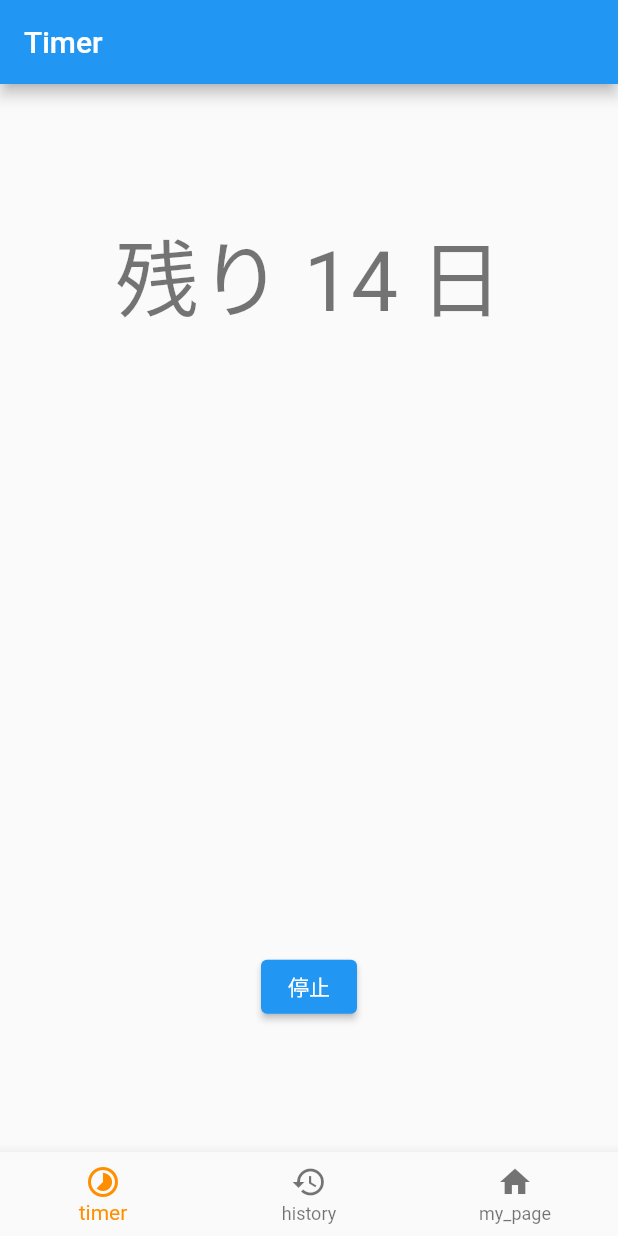
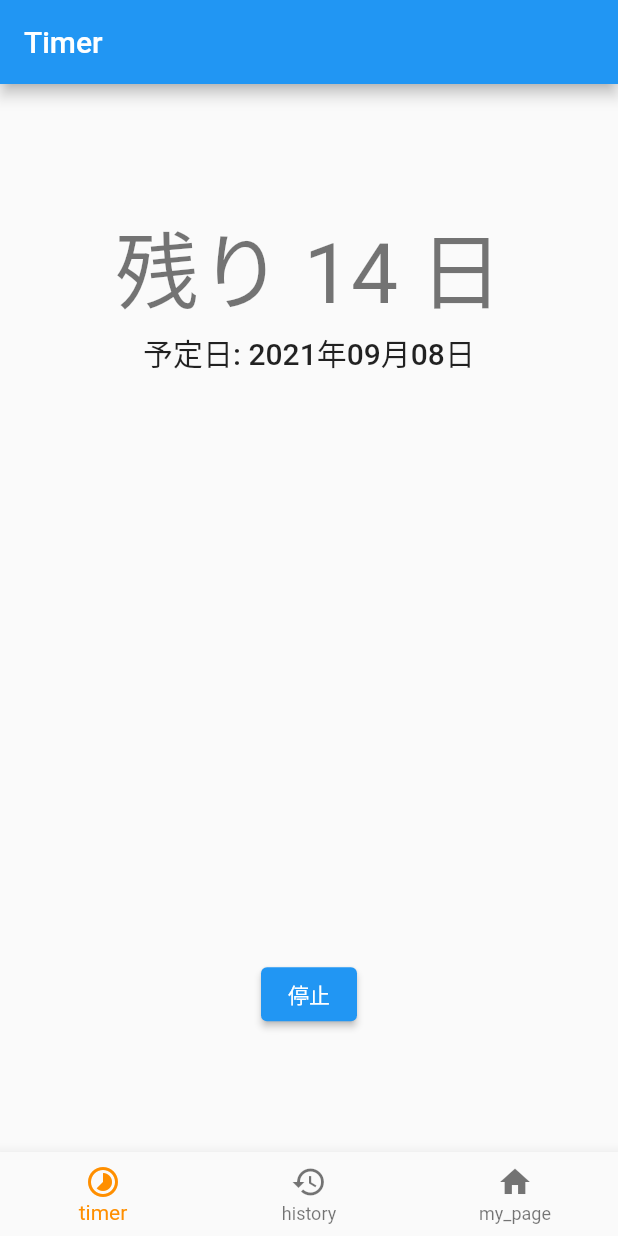
Before and after one commit to ochi-tama/flutter-test, a Flutter app: the screen it shows after launch, after a tap on "開始", on a phone screen of 412 x 824 dp. Run offline on Flutter 3.47's test engine with Material 2 defaults, Android fonts, the phone set to English and light mode, and no system bars; our stand-ins replace flutter_hooks, flutter_local_notifications, flutter_native_timezone, freezed_annotation, hooks_riverpod, riverpod and 2 more.

Commit message:
残り時間の表記修正 (#19)
* feat: change the display of  timer info

```diff
--- a/lib/ui/timer/model/timer_view_state.dart
+++ b/lib/ui/timer/model/timer_view_state.dart
@@ -31,7 +31,7 @@ class TimerViewState with _$TimerViewState {
     final duration = data.duration;
 
     if (startDate != null && endDate != null) {
-      final remainedDays = endDate.difference(startDate).inDays;
+      final remainedDays = endDate.difference(DateTime.now()).inDays;
       return TimerViewState.activated(
           startDate: startDate,
           endDate: endDate,
--- a/lib/ui/timer/timer.dart
+++ b/lib/ui/timer/timer.dart
@@ -1,9 +1,11 @@
 import 'package:flutter/material.dart';
 import 'package:flutter_hooks/flutter_hooks.dart';
 import 'package:hooks_riverpod/hooks_riverpod.dart';
+import 'package:intl/intl.dart';
 
 import '../../provider.dart';
 import 'duartion_menu.dart';
+import 'model/timer_view_state.dart';
 import 'timer_button.dart';
 
 /// Timer Page
@@ -15,18 +17,37 @@ class TimerPage extends HookConsumerWidget {
   /// No Doc
   const TimerPage({Key? key}) : super(key: key);
 
-  String _displayRemainedDays(int? days) {
-    if (days == null) {
-      return "未登録";
-    } else {
-      return '残り $days 日';
+  Widget _displayRemaindDuration(BuildContext context, TimerViewState state) {
+    if (state is! TimerViewStateActivated) {
+      return Column(
+        children: [
+          Text(
+            '未登録',
+            style: Theme.of(context).textTheme.headline2,
+          ),
+        ],
+      );
     }
+
+    final remaindDays = state.remainedDays;
+    final endDate = DateFormat('yyyy年MM月dd日').format(state.endDate);
+    return Column(
+      children: [
+        Text(
+          '残り $remaindDays 日',
+          style: Theme.of(context).textTheme.headline2,
+        ),
+        Text(
+          '予定日: $endDate',
+          style: Theme.of(context).textTheme.headline6,
+        ),
+      ],
+    );
   }
 
   @override
   Widget build(BuildContext context, WidgetRef ref) {
-    final remainedDays =
-        ref.watch(timerViewModelProvider.select((value) => value.remainedDays));
+    final registerdTimer = ref.watch(timerViewModelProvider);
     final notifier = ref.read(timerViewModelProvider.notifier);
     useEffect(() {
       Future.microtask(() async {
@@ -34,16 +55,12 @@ class TimerPage extends HookConsumerWidget {
       });
     }, const []);
     return Column(
-      crossAxisAlignment: CrossAxisAlignment.center,
-      mainAxisAlignment: MainAxisAlignment.spaceAround,
-      children: [
-        Text(
-          _displayRemainedDays(remainedDays),
-          style: Theme.of(context).textTheme.headline2,
-        ),
-        DurationMenu(),
-        TimerButton()
-      ],
-    );
+        crossAxisAlignment: CrossAxisAlignment.center,
+        mainAxisAlignment: MainAxisAlignment.spaceAround,
+        children: [
+          _displayRemaindDuration(context, registerdTimer),
+          DurationMenu(),
+          TimerButton()
+        ]);
   }
 }
```
Also changed, not shown: 2 other files.
